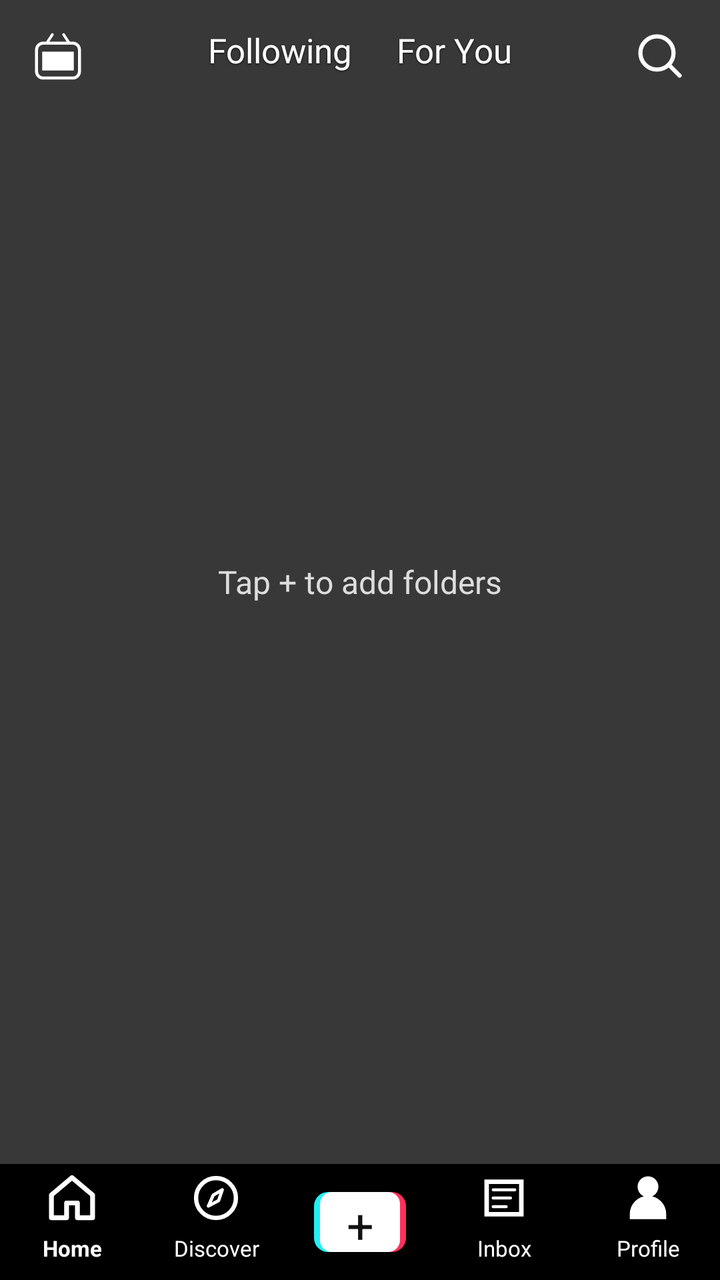
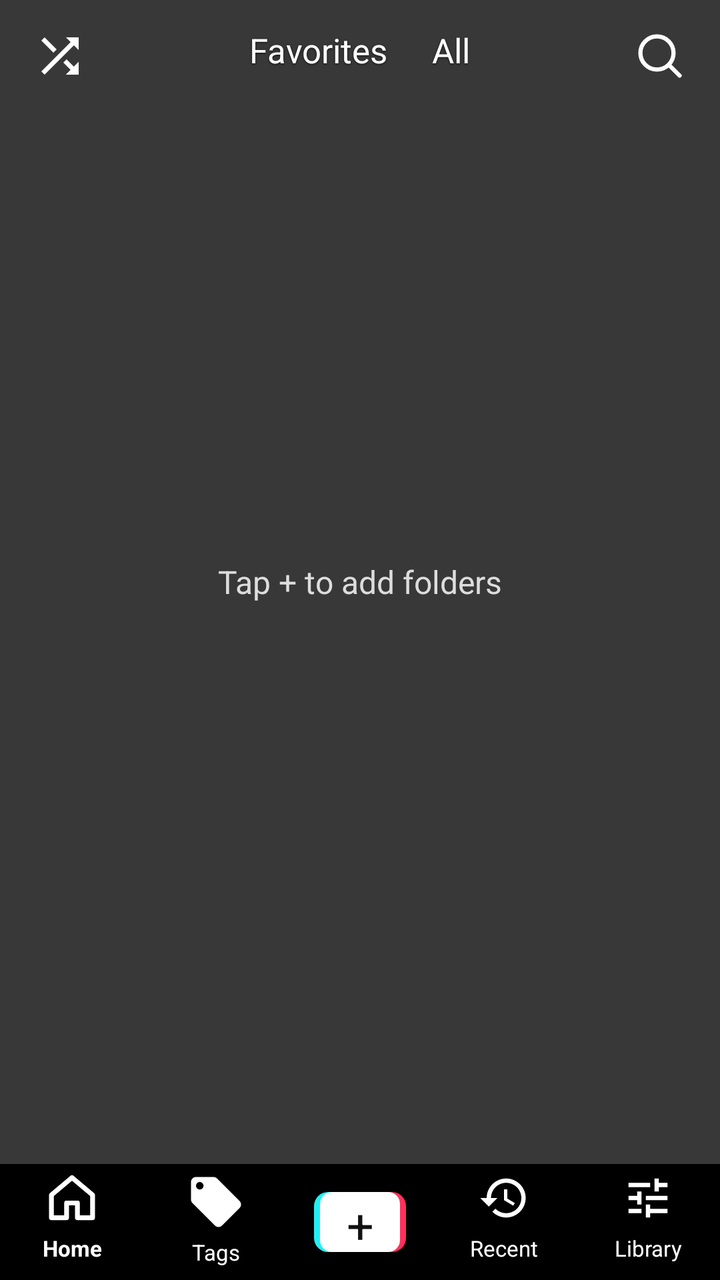

Compare the two renders of this Android layout. The source of the first and the diff that turns it into the second are given below.
<!-- AndroidManifest.xml: application theme android:Theme.Material.NoActionBar -->
<!-- res/layout/activity_main.xml -->
<?xml version="1.0" encoding="utf-8"?>
<LinearLayout xmlns:android="http://schemas.android.com/apk/res/android"
    android:layout_width="match_parent"
    android:layout_height="match_parent"
    android:background="#000"
    android:fitsSystemWindows="true"
    android:orientation="vertical">

    <FrameLayout
        android:layout_width="match_parent"
        android:layout_height="0dp"
        android:layout_weight="1"
        android:background="#383838">

        <androidx.viewpager2.widget.ViewPager2
            android:id="@+id/pager"
            android:layout_width="match_parent"
            android:layout_height="match_parent"
            android:orientation="vertical" />

        <TextView
            android:id="@+id/empty"
            android:layout_width="wrap_content"
            android:layout_height="wrap_content"
            android:layout_gravity="center"
            android:text="Tap + to add folders"
            android:textColor="#ddd"
            android:textSize="16sp" />

        <FrameLayout
            android:layout_width="match_parent"
            android:layout_height="56dp"
            android:paddingHorizontal="16dp">

            <ImageView
                android:id="@+id/live"
                android:layout_width="wrap_content"
                android:layout_height="match_parent"
                android:contentDescription="Open LIVE"
                android:src="@drawable/ic_live" />

            <LinearLayout
                android:layout_width="wrap_content"
                android:layout_height="wrap_content"
                android:layout_gravity="center">

                <TextView android:id="@+id/following" style="@style/Tab" android:text="Following" />
                <TextView android:id="@+id/foryou" style="@style/Tab" android:text="For You" />
            </LinearLayout>

            <ImageView
                android:id="@+id/search"
                android:layout_width="wrap_content"
                android:layout_height="match_parent"
                android:layout_gravity="end"
                android:contentDescription="Search"
                android:src="@drawable/ic_search" />
        </FrameLayout>
    </FrameLayout>

    <LinearLayout
        android:layout_width="match_parent"
        android:layout_height="58dp"
        android:paddingVertical="4dp">

        <TextView android:id="@+id/nav_home" style="@style/Nav" android:drawableTop="@drawable/ic_home" android:text="Home" android:textStyle="bold" />
        <TextView android:id="@+id/nav_discover" style="@style/Nav" android:drawableTop="@drawable/ic_discover" android:text="Discover" />
        <FrameLayout style="@style/Nav">
            <TextView
                android:id="@+id/nav_create"
                android:layout_width="46dp"
                android:layout_height="30dp"
                android:layout_gravity="center"
                android:background="@drawable/plus_nav"
                android:contentDescription="Folders"
                android:gravity="center"
                android:text="+"
                android:textColor="#111"
                android:textSize="24sp" />
        </FrameLayout>
        <TextView android:id="@+id/nav_inbox" style="@style/Nav" android:drawableTop="@drawable/ic_inbox" android:text="Inbox" />
        <TextView android:id="@+id/nav_profile" style="@style/Nav" android:drawableTop="@drawable/ic_profile" android:text="Profile" />
    </LinearLayout>
</LinearLayout>
<!-- resources referenced by this layout -->
<resources>
  <!-- drawable ic_discover (drawable) -->
  <vector xmlns:android="http://schemas.android.com/apk/res/android" android:width="26dp" android:height="26dp" android:viewportWidth="24" android:viewportHeight="24">
  <path android:strokeColor="#fff" android:strokeWidth="2" android:pathData="M21.2,12a9.2,9.2 0 1,1 -18.4,0a9.2,9.2 0 1,1 18.4,0z"/>
  <path android:strokeColor="#fff" android:strokeWidth="1.5" android:strokeLineJoin="round" android:pathData="M14.9,8.2l-1.7,5l-4.7,2.5l2.2,-5z"/>
  </vector>
  <!-- drawable ic_home (drawable) -->
  <vector xmlns:android="http://schemas.android.com/apk/res/android" android:width="26dp" android:height="26dp" android:viewportWidth="24" android:viewportHeight="24">
  <path android:strokeColor="#fff" android:strokeWidth="2.2" android:strokeLineJoin="round" android:pathData="M2.5,10.6l9.5,-8l9.5,8v10.5h-7v-6.8h-5v6.8h-7z"/>
  </vector>
  <!-- drawable ic_inbox (drawable) -->
  <vector xmlns:android="http://schemas.android.com/apk/res/android" android:width="26dp" android:height="26dp" android:viewportWidth="24" android:viewportHeight="24">
  <path android:strokeColor="#fff" android:strokeWidth="2.1" android:pathData="M4,4.5h16v15H4z"/>
  <path android:strokeColor="#fff" android:strokeWidth="1.4" android:strokeLineCap="round" android:pathData="M7,8.2h10M7,12h8M7,16h6"/>
  </vector>
  <!-- drawable ic_live (drawable) -->
  <vector xmlns:android="http://schemas.android.com/apk/res/android" android:width="26dp" android:height="30dp" android:viewportWidth="24" android:viewportHeight="28">
  <path android:strokeColor="#fff" android:strokeWidth="1.25" android:strokeLineCap="round" android:pathData="M7,7.7L9.4,4M17,7.7L14.6,4"/>
  <path android:strokeColor="#fff" android:strokeWidth="1.4" android:pathData="M5.2,8h13.6a3.1,3.1 0 0,1 3.1,3.1v10.1a3.1,3.1 0 0,1 -3.1,3.1H5.2a3.1,3.1 0 0,1 -3.1,-3.1V11.1a3.1,3.1 0 0,1 3.1,-3.1z"/>
  <path android:fillColor="#fff" android:pathData="M4.7,12h14.6v8.8H4.7z"/>
  </vector>
  <!-- drawable ic_profile (drawable) -->
  <vector xmlns:android="http://schemas.android.com/apk/res/android" android:width="26dp" android:height="26dp" android:viewportWidth="24" android:viewportHeight="24">
  <path android:fillColor="#fff" android:pathData="M16.8,6.8a4.8,4.8 0 1,1 -9.6,0a4.8,4.8 0 1,1 9.6,0zM3.6,21.8v-2.4a8.4,8.4 0 0,1 16.8,0v2.4z"/>
  </vector>
  <!-- drawable ic_search (drawable) -->
  <vector xmlns:android="http://schemas.android.com/apk/res/android" android:width="28dp" android:height="28dp" android:viewportWidth="24" android:viewportHeight="24">
  <path android:strokeColor="#fff" android:strokeWidth="1.8" android:pathData="M17.8,10.7a7.1,7.1 0 1,1 -14.2,0a7.1,7.1 0 1,1 14.2,0z"/>
  <path android:strokeColor="#fff" android:strokeWidth="1.8" android:strokeLineCap="round" android:pathData="M16.1,16.1l4.3,4.3"/>
  </vector>
  <style name="Nav">
          <item name="android:layout_width">0dp</item>
          <item name="android:layout_height">match_parent</item>
          <item name="android:layout_weight">1</item>
          <item name="android:gravity">center</item>
          <item name="android:textColor">#fff</item>
          <item name="android:textSize">11sp</item>
      </style>
  <style name="Tab" parent="Shadow">
          <item name="android:layout_width">wrap_content</item>
          <item name="android:layout_height">wrap_content</item>
          <item name="android:layout_marginHorizontal">11dp</item>
          <item name="android:paddingBottom">6dp</item>
          <item name="android:drawablePadding">6dp</item>
          <item name="android:textSize">17sp</item>
      </style>
  <style name="Shadow">
          <item name="android:textColor">#fff</item>
          <item name="android:shadowColor">#c0000000</item>
          <item name="android:shadowDy">1</item>
          <item name="android:shadowRadius">2</item>
      </style>
  <!-- unchanged entries left out for length: 1 -->
</resources>

<!-- the commit's change to res/layout/activity_main.xml (unified diff, before → after) -->
@@ -33,19 +33,19 @@
             android:paddingHorizontal="16dp">
 
             <ImageView
-                android:id="@+id/live"
+                android:id="@+id/shuffle"
                 android:layout_width="wrap_content"
                 android:layout_height="match_parent"
-                android:contentDescription="Open LIVE"
-                android:src="@drawable/ic_live" />
+                android:contentDescription="Shuffle"
+                android:src="@drawable/ic_shuffle" />
 
             <LinearLayout
                 android:layout_width="wrap_content"
                 android:layout_height="wrap_content"
                 android:layout_gravity="center">
 
-                <TextView android:id="@+id/following" style="@style/Tab" android:text="Following" />
-                <TextView android:id="@+id/foryou" style="@style/Tab" android:text="For You" />
+                <TextView android:id="@+id/favorites" style="@style/Tab" android:text="Favorites" />
+                <TextView android:id="@+id/all" style="@style/Tab" android:text="All" />
             </LinearLayout>
 
             <ImageView
@@ -56,6 +56,23 @@
                 android:contentDescription="Search"
                 android:src="@drawable/ic_search" />
         </FrameLayout>
+
+        
+        <TextView
+            android:id="@+id/filter"
+            android:layout_width="wrap_content"
+            android:layout_height="wrap_content"
+            android:layout_gravity="top|center_horizontal"
+            android:layout_marginTop="58dp"
+            android:background="@drawable/pill"
+            android:maxWidth="300dp"
+            android:paddingHorizontal="12dp"
+            android:paddingVertical="5dp"
+            android:singleLine="true"
+            android:ellipsize="end"
+            android:textColor="#fff"
+            android:textSize="13sp"
+            android:visibility="gone" />
     </FrameLayout>
 
     <LinearLayout
@@ -64,7 +81,7 @@
         android:paddingVertical="4dp">
 
         <TextView android:id="@+id/nav_home" style="@style/Nav" android:drawableTop="@drawable/ic_home" android:text="Home" android:textStyle="bold" />
-        <TextView android:id="@+id/nav_discover" style="@style/Nav" android:drawableTop="@drawable/ic_discover" android:text="Discover" />
+        <TextView android:id="@+id/nav_tags" style="@style/Nav" android:drawableTop="@drawable/ic_tag" android:text="Tags" />
         <FrameLayout style="@style/Nav">
             <TextView
                 android:id="@+id/nav_create"
@@ -78,7 +95,7 @@
                 android:textColor="#111"
                 android:textSize="24sp" />
         </FrameLayout>
-        <TextView android:id="@+id/nav_inbox" style="@style/Nav" android:drawableTop="@drawable/ic_inbox" android:text="Inbox" />
-        <TextView android:id="@+id/nav_profile" style="@style/Nav" android:drawableTop="@drawable/ic_profile" android:text="Profile" />
+        <TextView android:id="@+id/nav_recent" style="@style/Nav" android:drawableTop="@drawable/ic_history" android:text="Recent" />
+        <TextView android:id="@+id/nav_library" style="@style/Nav" android:drawableTop="@drawable/ic_tune" android:text="Library" />
     </LinearLayout>
 </LinearLayout>
<!-- resource entries referenced after the edit -->
@@ -1,34 +1,32 @@
 <!-- resources referenced by this layout -->
 <resources>
-  <!-- drawable ic_discover (drawable) -->
+  <!-- drawable ic_history (drawable) -->
   <vector xmlns:android="http://schemas.android.com/apk/res/android" android:width="26dp" android:height="26dp" android:viewportWidth="24" android:viewportHeight="24">
-  <path android:strokeColor="#fff" android:strokeWidth="2" android:pathData="M21.2,12a9.2,9.2 0 1,1 -18.4,0a9.2,9.2 0 1,1 18.4,0z"/>
-  <path android:strokeColor="#fff" android:strokeWidth="1.5" android:strokeLineJoin="round" android:pathData="M14.9,8.2l-1.7,5l-4.7,2.5l2.2,-5z"/>
+      <path android:fillColor="#fff" android:pathData="M13,3c-4.97,0 -9,4.03 -9,9L1,12l3.89,3.89 0.07,0.14L9,12L6,12c0,-3.87 3.13,-7 7,-7s7,3.13 7,7 -3.13,7 -7,7c-1.93,0 -3.68,-0.79 -4.94,-2.06l-1.42,1.42C8.27,19.99 10.51,21 13,21c4.97,0 9,-4.03 9,-9s-4.03,-9 -9,-9zM12,8v5l4.28,2.54 0.72,-1.21 -3.5,-2.08L13.5,8L12,8z"/>
   </vector>
   <!-- drawable ic_home (drawable) -->
   <vector xmlns:android="http://schemas.android.com/apk/res/android" android:width="26dp" android:height="26dp" android:viewportWidth="24" android:viewportHeight="24">
   <path android:strokeColor="#fff" android:strokeWidth="2.2" android:strokeLineJoin="round" android:pathData="M2.5,10.6l9.5,-8l9.5,8v10.5h-7v-6.8h-5v6.8h-7z"/>
-  </vector>
-  <!-- drawable ic_inbox (drawable) -->
-  <vector xmlns:android="http://schemas.android.com/apk/res/android" android:width="26dp" android:height="26dp" android:viewportWidth="24" android:viewportHeight="24">
-  <path android:strokeColor="#fff" android:strokeWidth="2.1" android:pathData="M4,4.5h16v15H4z"/>
-  <path android:strokeColor="#fff" android:strokeWidth="1.4" android:strokeLineCap="round" android:pathData="M7,8.2h10M7,12h8M7,16h6"/>
-  </vector>
-  <!-- drawable ic_live (drawable) -->
-  <vector xmlns:android="http://schemas.android.com/apk/res/android" android:width="26dp" android:height="30dp" android:viewportWidth="24" android:viewportHeight="28">
-  <path android:strokeColor="#fff" android:strokeWidth="1.25" android:strokeLineCap="round" android:pathData="M7,7.7L9.4,4M17,7.7L14.6,4"/>
-  <path android:strokeColor="#fff" android:strokeWidth="1.4" android:pathData="M5.2,8h13.6a3.1,3.1 0 0,1 3.1,3.1v10.1a3.1,3.1 0 0,1 -3.1,3.1H5.2a3.1,3.1 0 0,1 -3.1,-3.1V11.1a3.1,3.1 0 0,1 3.1,-3.1z"/>
-  <path android:fillColor="#fff" android:pathData="M4.7,12h14.6v8.8H4.7z"/>
-  </vector>
-  <!-- drawable ic_profile (drawable) -->
-  <vector xmlns:android="http://schemas.android.com/apk/res/android" android:width="26dp" android:height="26dp" android:viewportWidth="24" android:viewportHeight="24">
-  <path android:fillColor="#fff" android:pathData="M16.8,6.8a4.8,4.8 0 1,1 -9.6,0a4.8,4.8 0 1,1 9.6,0zM3.6,21.8v-2.4a8.4,8.4 0 0,1 16.8,0v2.4z"/>
   </vector>
   <!-- drawable ic_search (drawable) -->
   <vector xmlns:android="http://schemas.android.com/apk/res/android" android:width="28dp" android:height="28dp" android:viewportWidth="24" android:viewportHeight="24">
   <path android:strokeColor="#fff" android:strokeWidth="1.8" android:pathData="M17.8,10.7a7.1,7.1 0 1,1 -14.2,0a7.1,7.1 0 1,1 14.2,0z"/>
   <path android:strokeColor="#fff" android:strokeWidth="1.8" android:strokeLineCap="round" android:pathData="M16.1,16.1l4.3,4.3"/>
   </vector>
+  <!-- drawable ic_shuffle (drawable) -->
+  <vector xmlns:android="http://schemas.android.com/apk/res/android" android:width="28dp" android:height="28dp" android:viewportWidth="24" android:viewportHeight="24">
+      <path android:fillColor="#fff" android:pathData="M10.59,9.17L5.41,4 4,5.41l5.17,5.17 1.42,-1.41zM14.5,4l2.04,2.04L4,18.59 5.41,20 17.96,7.46 20,9.5L20,4h-5.5zM14.83,13.41l-1.41,1.41 3.13,3.13L14.5,20L20,20v-5.5l-2.04,2.04 -3.13,-3.13z"/>
+  </vector>
+  <!-- drawable ic_tag (drawable) -->
+  <vector xmlns:android="http://schemas.android.com/apk/res/android" android:width="30dp" android:height="30dp" android:viewportWidth="24" android:viewportHeight="24">
+      <path android:fillColor="#fff" android:pathData="M21.41,11.58l-9,-9C12.05,2.22 11.55,2 11,2H4c-1.1,0 -2,0.9 -2,2v7c0,0.55 0.22,1.05 0.59,1.42l9,9c0.36,0.36 0.86,0.58 1.41,0.58 0.55,0 1.05,-0.22 1.41,-0.59l7,-7c0.37,-0.36 0.59,-0.86 0.59,-1.41 0,-0.55 -0.23,-1.06 -0.59,-1.42zM5.5,7C4.67,7 4,6.33 4,5.5S4.67,4 5.5,4 7,4.67 7,5.5 6.33,7 5.5,7z"/>
+  </vector>
+  <!-- drawable ic_tune (drawable) -->
+  <vector xmlns:android="http://schemas.android.com/apk/res/android" android:width="26dp" android:height="26dp" android:viewportWidth="24" android:viewportHeight="24">
+      <path android:fillColor="#fff" android:pathData="M3,17v2h6v-2H3zM3,5v2h10V5H3zM13,21v-2h8v-2h-8v-2h-2v6h2zM7,9v2H3v2h4v2h2V9H7zM21,13v-2H11v2h10zM15,9h2V7h4V5h-4V3h-2v6z"/>
+  </vector>
+  <!-- drawable pill (drawable) -->
+  <shape xmlns:android="http://schemas.android.com/apk/res/android"><solid android:color="#2a3041" /><corners android:radius="5dp" /></shape>
   <style name="Nav">
           <item name="android:layout_width">0dp</item>
           <item name="android:layout_height">match_parent</item>
